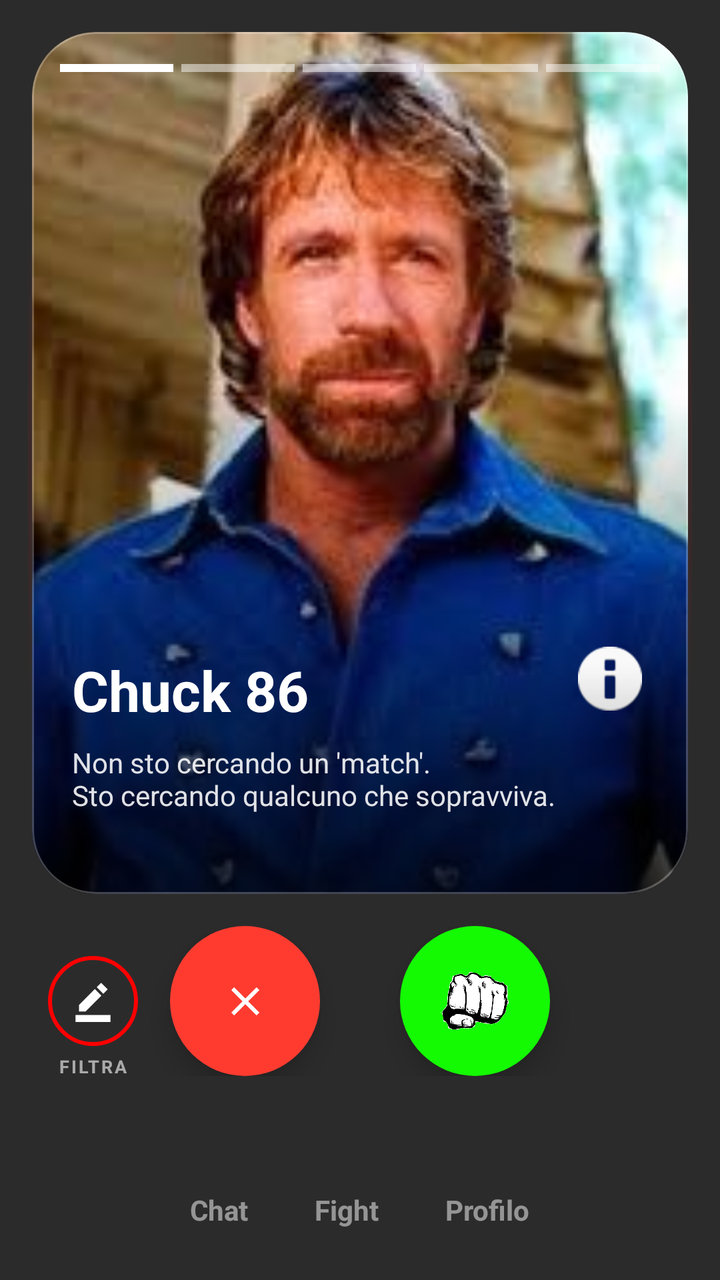
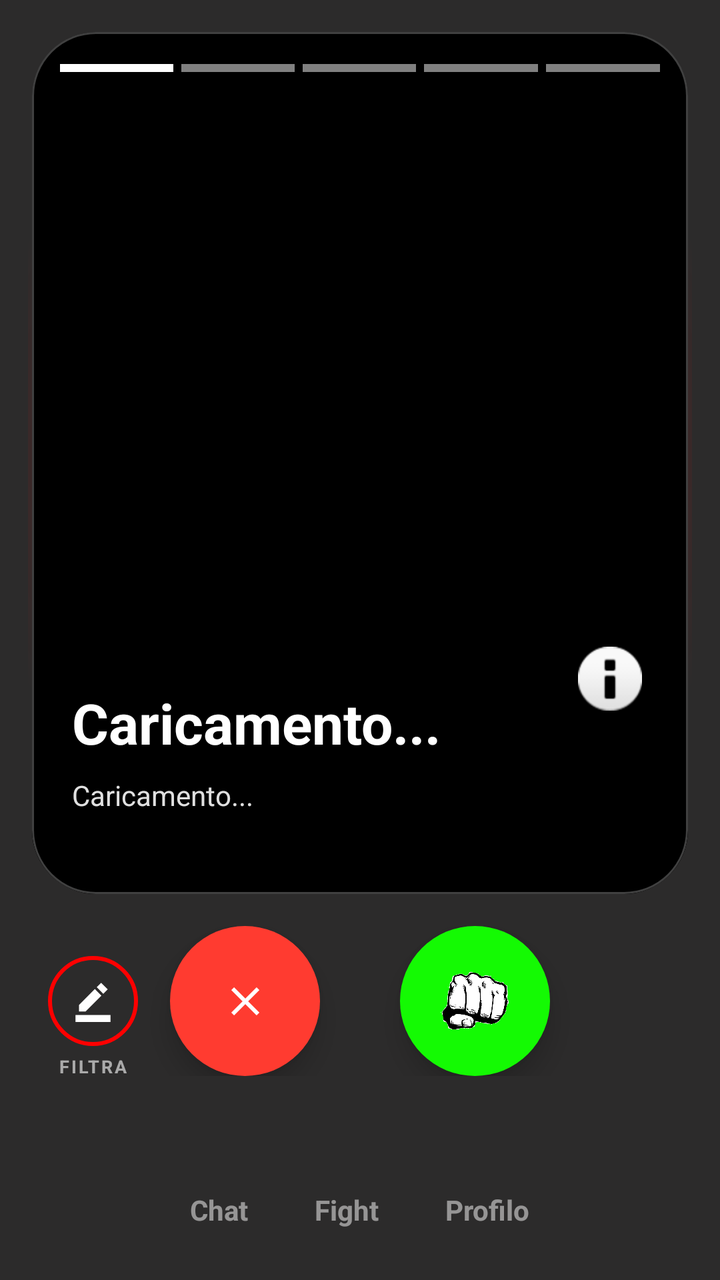

Compare the two renders of this Android layout. The source of the first and the diff that turns it into the second are given below.
<!-- AndroidManifest.xml: application theme Theme.FightHub -->
<!-- res/layout/fragment_main_menu.xml -->
<?xml version="1.0" encoding="utf-8"?>
<androidx.constraintlayout.motion.widget.MotionLayout
    xmlns:android="http://schemas.android.com/apk/res/android"
    xmlns:app="http://schemas.android.com/apk/res-auto"
    xmlns:tools="http://schemas.android.com/tools"
    android:id="@+id/motionLayout"
    android:layout_width="match_parent"
    android:layout_height="match_parent"
    app:layoutDescription="@xml/fragment_menu_info"
    android:background="#2C2B2B">

    
    


    <View
        android:id="@+id/glowBorder"
        android:layout_width="0dp"
        android:layout_height="0dp"
        android:layout_margin="14dp"
        android:background="@drawable/glow_neon_shape"
        app:layout_constraintBottom_toTopOf="@+id/actionsContainer"
        app:layout_constraintEnd_toEndOf="parent"
        app:layout_constraintStart_toStartOf="parent"
        app:layout_constraintTop_toTopOf="parent" />

    
    <com.google.android.material.card.MaterialCardView
        android:id="@+id/profileCard"
        android:layout_width="0dp"
        android:layout_height="0dp"
        android:layout_margin="16dp"
        app:cardBackgroundColor="@color/black"
        app:cardCornerRadius="32dp"
        app:cardElevation="0dp"
        app:strokeColor="#40FFFFFF"
        app:strokeWidth="1dp"
        app:layout_constraintBottom_toTopOf="@+id/actionsContainer"
        app:layout_constraintEnd_toEndOf="parent"
        app:layout_constraintStart_toStartOf="parent"
        app:layout_constraintTop_toTopOf="parent">

        <androidx.constraintlayout.widget.ConstraintLayout
            android:layout_width="match_parent"
            android:layout_height="match_parent">

            <ImageView
                android:id="@+id/profileImage"
                android:layout_width="match_parent"
                android:layout_height="match_parent"
                android:scaleType="centerCrop"
                android:clickable="true"
                android:focusable="true"
                android:src="@drawable/chuck_norris" />

            
            <View
                android:layout_width="match_parent"
                android:layout_height="250dp"
                android:background="@drawable/bottom_gradient"
                app:layout_constraintBottom_toBottomOf="parent" />

            
            <LinearLayout
                android:id="@+id/indicatorContainer"
                android:layout_width="match_parent"
                android:layout_height="4dp"
                android:layout_marginHorizontal="12dp"
                android:layout_marginTop="16dp"
                android:orientation="horizontal"
                android:weightSum="5"
                app:layout_constraintTop_toTopOf="parent">
                
                <View android:layout_width="0dp" android:layout_height="match_parent" android:layout_marginHorizontal="2dp" android:layout_weight="1" android:background="@color/white" />
                <View android:layout_width="0dp" android:layout_height="match_parent" android:layout_marginHorizontal="2dp" android:layout_weight="1" android:background="#80FFFFFF" />
                <View android:layout_width="0dp" android:layout_height="match_parent" android:layout_marginHorizontal="2dp" android:layout_weight="1" android:background="#80FFFFFF" />
                <View android:layout_width="0dp" android:layout_height="match_parent" android:layout_marginHorizontal="2dp" android:layout_weight="1" android:background="#80FFFFFF" />
                <View android:layout_width="0dp" android:layout_height="match_parent" android:layout_marginHorizontal="2dp" android:layout_weight="1" android:background="#80FFFFFF" />
            </LinearLayout>

            <TextView
                android:id="@+id/txtName"
                android:layout_width="wrap_content"
                android:layout_height="wrap_content"
                android:layout_marginStart="20dp"
                android:layout_marginBottom="8dp"
                android:text="Chuck 86"
                android:textColor="@color/white"
                android:textSize="28sp"
                android:textStyle="bold"
                app:layout_constraintBottom_toTopOf="@+id/txtBio"
                app:layout_constraintStart_toStartOf="parent" />

            <TextView
                android:id="@+id/txtBio"
                android:layout_width="0dp"
                android:layout_height="wrap_content"
                android:layout_marginEnd="40dp"
                android:layout_marginBottom="16dp"
                android:text="Non sto cercando un 'match'.\nSto cercando qualcuno che sopravviva."
                android:textColor="#E0FFFFFF"
                android:textSize="14sp"
                app:layout_constraintBottom_toTopOf="@+id/tagContainer"
                app:layout_constraintEnd_toEndOf="parent"
                app:layout_constraintStart_toStartOf="@+id/txtName" />

            <LinearLayout
                android:id="@+id/tagContainer"
                android:layout_width="wrap_content"
                android:layout_height="wrap_content"
                android:layout_marginBottom="24dp"
                android:orientation="horizontal"
                app:layout_constraintBottom_toBottomOf="parent"
                app:layout_constraintStart_toStartOf="@+id/txtName">
                <TextView
                    android:id="@+id/judo"
                    android:visibility="gone"
                    android:layout_width="wrap_content"
                    android:layout_height="wrap_content"
                    android:background="@drawable/tag_background"
                    android:paddingHorizontal="12dp"
                    android:paddingVertical="4dp"
                    android:text="Judo"
                    android:textColor="@color/white"
                    android:textSize="12sp" />
                <TextView
                    android:id="@+id/karate"
                    android:visibility="gone"
                    android:layout_width="wrap_content"
                    android:layout_height="wrap_content"
                    android:layout_marginStart="8dp"
                    android:background="@drawable/tag_background"
                    android:paddingHorizontal="12dp"
                    android:paddingVertical="4dp"
                    android:text="Karate"
                    android:textColor="@color/white"
                    android:textSize="12sp" />
                <TextView
                    android:id="@+id/boxe"
                    android:visibility="gone"
                    android:layout_width="wrap_content"
                    android:layout_height="wrap_content"
                    android:layout_marginStart="8dp"
                    android:background="@drawable/tag_background"
                    android:paddingHorizontal="12dp"
                    android:paddingVertical="4dp"
                    android:text="Boxe"
                    android:textColor="@color/white"
                    android:textSize="12sp" />
                <TextView
                    android:id="@+id/muaythai"
                    android:visibility="gone"
                    android:layout_width="wrap_content"
                    android:layout_height="wrap_content"
                    android:layout_marginStart="8dp"
                    android:background="@drawable/tag_background"
                    android:paddingHorizontal="12dp"
                    android:paddingVertical="4dp"
                    android:text="Muay Thai"
                    android:textColor="@color/white"
                    android:textSize="12sp" />
                <TextView
                    android:id="@+id/mma"
                    android:visibility="gone"
                    android:layout_width="wrap_content"
                    android:layout_height="wrap_content"
                    android:layout_marginStart="8dp"
                    android:background="@drawable/tag_background"
                    android:paddingHorizontal="12dp"
                    android:paddingVertical="4dp"
                    android:text="MMA"
                    android:textColor="@color/white"
                    android:textSize="12sp" />
                <TextView
                    android:id="@+id/altro"
                    android:visibility="gone"
                    android:layout_width="wrap_content"
                    android:layout_height="wrap_content"
                    android:layout_marginStart="8dp"
                    android:background="@drawable/tag_background"
                    android:paddingHorizontal="12dp"
                    android:paddingVertical="4dp"
                    android:text="Altro..."
                    android:textColor="@color/white"
                    android:textSize="12sp" />
            </LinearLayout>

            <ImageButton
                android:id="@+id/imageButton"
                android:layout_width="wrap_content"
                android:layout_height="wrap_content"
                android:background="@android:color/transparent"
                android:foreground="?android:attr/selectableItemBackgroundBorderless"
                app:layout_constraintBottom_toBottomOf="parent"
                app:layout_constraintEnd_toEndOf="@+id/profileImage"
                app:layout_constraintHorizontal_bias="0.922"
                app:layout_constraintStart_toStartOf="parent"
                app:layout_constraintTop_toTopOf="@+id/profileImage"
                app:layout_constraintVertical_bias="0.77"
                app:srcCompat="@android:drawable/ic_dialog_info" />

        </androidx.constraintlayout.widget.ConstraintLayout>
    </com.google.android.material.card.MaterialCardView>


    
    <androidx.core.widget.NestedScrollView
        android:id="@+id/detailsScroll"
        android:layout_width="match_parent"
        android:layout_height="0dp"
        android:background="@color/black"
        android:alpha="0"
        app:layout_constraintTop_toBottomOf="@id/profileCard"
        app:layout_constraintBottom_toBottomOf="parent">

        <LinearLayout
            android:layout_width="match_parent"
            android:layout_height="wrap_content"
            android:orientation="vertical"
            android:padding="20dp">
            <TextView
                android:layout_width="match_parent"
                android:layout_height="wrap_content"
                android:text="Informazioni Dettagliate"
                android:textColor="@color/white"
                android:textSize="22sp"
                android:textStyle="bold"/>


            <TextView
                android:id="@+id/descrizioneAvanzata"
                android:layout_width="match_parent"
                android:layout_height="wrap_content"
                android:text="sus."
                android:textColor="#B0FFFFFF"
                android:layout_marginTop="10dp"/>

            <TextView
                android:id="@+id/tvRecensioniTitolo"
                android:layout_width="wrap_content"
                android:layout_height="wrap_content"
                android:layout_marginTop="40dp"
                android:text="RECENSIONI"
                android:textColor="#FF0000"
                android:textSize="12sp"
                android:textStyle="bold"
                android:letterSpacing="0.2"
                app:layout_constraintStart_toStartOf="parent"
                app:layout_constraintTop_toBottomOf="@id/descrizioneAvanzata" />

            
            <androidx.recyclerview.widget.RecyclerView
                android:id="@+id/rvRecensioni"
                android:layout_width="match_parent"
                android:layout_height="wrap_content"
                android:layout_marginTop="8dp"
                android:nestedScrollingEnabled="false"
                tools:listitem="@android:layout/simple_list_item_1" />

        </LinearLayout>
    </androidx.core.widget.NestedScrollView>

    
    <LinearLayout
        android:id="@+id/actionsContainer"
        android:layout_width="match_parent"
        android:layout_height="wrap_content"
        android:layout_marginBottom="32dp"
        android:gravity="center"
        android:orientation="horizontal"
        app:layout_constraintBottom_toTopOf="@+id/bottomNavigation">

        <ImageButton
            android:id="@+id/btnNo"
            android:layout_width="75dp"
            android:layout_height="75dp"
            android:layout_marginEnd="40dp"
            android:background="@drawable/circle_red"
            android:elevation="8dp"
            android:padding="10dp"
            android:scaleType="centerInside"
            android:src="@drawable/ic_close_white" />

        <ImageButton
            android:id="@+id/btnYes"
            android:layout_width="75dp"
            android:layout_height="75dp"
            android:background="@drawable/circle_green"
            android:elevation="8dp"
            android:padding="18dp"
            android:scaleType="centerInside"
            android:src="@drawable/ic_pugno_si" />
    </LinearLayout>

    <ImageButton
        android:id="@+id/btn_filtra"
        android:layout_width="45dp"
        android:layout_height="45dp"
        android:background="@drawable/circle_border_red"

        android:src="@drawable/ic_modifica_filtri"
        android:padding="12dp"
        android:scaleType="centerInside"

        android:clickable="true"
        android:focusable="true"
        android:foreground="?android:attr/selectableItemBackgroundBorderless"

        app:layout_constraintTop_toTopOf="@+id/actionsContainer"
        app:layout_constraintBottom_toBottomOf="@+id/actionsContainer"

        app:layout_constraintStart_toStartOf="parent"
        android:layout_marginStart="24dp" />

    
    <TextView
        android:id="@+id/txtLabelFiltra"
        android:layout_width="wrap_content"
        android:layout_height="wrap_content"
        android:layout_marginTop="4dp"
        android:letterSpacing="0.1"
        android:text="filtra"
        android:textAllCaps="true"
        android:textColor="#99FFFFFF"
        android:textSize="9sp"
        android:textStyle="bold"

        app:layout_constraintTop_toBottomOf="@+id/btn_filtra"
        app:layout_constraintStart_toStartOf="@+id/btn_filtra"
        app:layout_constraintEnd_toEndOf="@+id/btn_filtra" />

    <LinearLayout
        android:id="@+id/bottomNavigation"
        android:layout_width="match_parent"
        android:layout_height="70dp"
        android:background="@android:color/transparent"
        android:gravity="center"
        app:layout_constraintBottom_toBottomOf="parent">

        <TextView
            android:layout_width="wrap_content"
            android:layout_height="wrap_content"
            android:text="Chat          Fight          Profilo"
            android:textColor="#80FFFFFF"
            android:textStyle="bold" />
    </LinearLayout>

</androidx.constraintlayout.motion.widget.MotionLayout>
<!-- resources referenced by this layout -->
<resources>
  <color name="black">#FF000000</color>
  <color name="white">#FFFFFFFF</color>
  <!-- drawable bottom_gradient (drawable) -->
  <shape xmlns:android="http://schemas.android.com/apk/res/android">
      <gradient
          android:angle="90"
          android:endColor="@android:color/transparent"
          android:startColor="#CC000000" />
  </shape>
  <!-- drawable chuck_norris: jpg bitmap (drawable, 8246 bytes) -->
  <!-- drawable circle_border_red (drawable) -->
  <?xml version="1.0" encoding="utf-8"?>
  <shape xmlns:android="http://schemas.android.com/apk/res/android"
      android:shape="oval">
  
      <stroke
          android:width="2dp"
          android:color="#FF0000" />
  
      <solid android:color="@android:color/transparent" />
  
      <padding
          android:left="12dp"
          android:top="12dp"
          android:right="12dp"
          android:bottom="12dp" />
  </shape>
  <!-- drawable circle_green (drawable) -->
  <shape xmlns:android="http://schemas.android.com/apk/res/android" android:shape="oval">
      <solid android:color="#14FA03" /> </shape>
  <!-- drawable circle_red (drawable) -->
  <shape xmlns:android="http://schemas.android.com/apk/res/android" android:shape="oval">
      <solid android:color="#FF3B30" /> </shape>
  <!-- drawable glow_neon_shape (drawable) -->
  <shape xmlns:android="http://schemas.android.com/apk/res/android">
      <corners android:radius="36dp" />
      <gradient
          android:startColor="#60FF0000"
          android:endColor="@android:color/transparent"
          android:type="radial"
          android:gradientRadius="200dp" />
  </shape>
  <!-- drawable ic_close_white (drawable) -->
  <vector xmlns:android="http://schemas.android.com/apk/res/android" android:height="24dp" android:tint="#FFFFFF" android:viewportHeight="960" android:viewportWidth="960" android:width="24dp">
        
      <path android:fillColor="@android:color/white" android:strokeColor="#000000"
          android:strokeWidth="2" android:pathData="M256,760L200,704L424,480L200,256L256,200L480,424L704,200L760,256L536,480L760,704L704,760L480,536L256,760Z"/>
      
  </vector>
  <!-- drawable ic_modifica_filtri (drawable) -->
  <vector xmlns:android="http://schemas.android.com/apk/res/android" android:height="24dp" android:tint="#FFFFFF" android:viewportHeight="24" android:viewportWidth="24" android:width="24dp">
        
      <path android:fillColor="@android:color/white" android:pathData="M22,24H2v-4h20V24zM13.06,5.19l3.75,3.75L7.75,18H4v-3.75L13.06,5.19zM17.88,7.87l-3.75,-3.75l2.53,-2.54l3.75,3.75L17.88,7.87z"/>
      
  </vector>
  <!-- drawable ic_pugno_si: png bitmap (drawable, 60385 bytes) -->
  <!-- drawable tag_background (drawable) -->
  <shape xmlns:android="http://schemas.android.com/apk/res/android">
      <solid android:color="#44000000" />
      <stroke android:width="1dp" android:color="@color/white" />
      <corners android:radius="20dp" />
  </shape>
  <style name="Theme.FightHub" parent="Base.Theme.FightHub" />
  <style name="Base.Theme.FightHub" parent="Theme.Material3.DayNight.NoActionBar">
          
          
      </style>
</resources>

<!-- the commit's change to res/layout/fragment_main_menu.xml (unified diff, before → after) -->
@@ -51,7 +51,7 @@
                 android:scaleType="centerCrop"
                 android:clickable="true"
                 android:focusable="true"
-                android:src="@drawable/chuck_norris" />
+                android:src="@drawable/icona_profilo_navbar" />
 
             
             <View
@@ -84,7 +84,7 @@
                 android:layout_height="wrap_content"
                 android:layout_marginStart="20dp"
                 android:layout_marginBottom="8dp"
-                android:text="Chuck 86"
+                android:text="Caricamento..."
                 android:textColor="@color/white"
                 android:textSize="28sp"
                 android:textStyle="bold"
@@ -97,7 +97,7 @@
                 android:layout_height="wrap_content"
                 android:layout_marginEnd="40dp"
                 android:layout_marginBottom="16dp"
-                android:text="Non sto cercando un 'match'.\nSto cercando qualcuno che sopravviva."
+                android:text="Caricamento..."
                 android:textColor="#E0FFFFFF"
                 android:textSize="14sp"
                 app:layout_constraintBottom_toTopOf="@+id/tagContainer"
@@ -231,9 +231,15 @@
                 android:id="@+id/descrizioneAvanzata"
                 android:layout_width="match_parent"
                 android:layout_height="wrap_content"
-                android:text="sus."
-                android:textColor="#B0FFFFFF"
-                android:layout_marginTop="10dp"/>
+                android:layout_marginTop="16dp"
+
+                android:lineSpacingExtra="10dp"
+
+                android:textColor="#E0FFFFFF"
+                android:textSize="15sp"
+                android:fontFamily="sans-serif-light"
+                android:letterSpacing="0.02"
+                android:text="Nato il: --/--/----\nPeso: --kg\nAltezza: --cm\nDistanza: --km" />
 
             <TextView
                 android:id="@+id/tvRecensioniTitolo"
<!-- resource entries referenced after the edit -->
@@ -9,7 +9,6 @@
           android:endColor="@android:color/transparent"
           android:startColor="#CC000000" />
   </shape>
-  <!-- drawable chuck_norris: jpg bitmap (drawable, 8246 bytes) -->
   <!-- drawable circle_border_red (drawable) -->
   <?xml version="1.0" encoding="utf-8"?>
   <shape xmlns:android="http://schemas.android.com/apk/res/android"
@@ -56,6 +55,7 @@
       
   </vector>
   <!-- drawable ic_pugno_si: png bitmap (drawable, 60385 bytes) -->
+  <!-- drawable icona_profilo_navbar: png bitmap (drawable, 12185 bytes) -->
   <!-- drawable tag_background (drawable) -->
   <shape xmlns:android="http://schemas.android.com/apk/res/android">
       <solid android:color="#44000000" />
